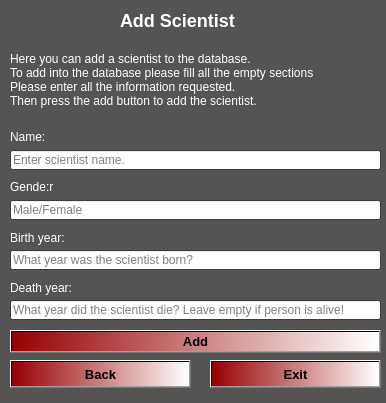
Qt form EndurvinnslustöðATeam/Skil3/Ui/addscientist.ui (trunti/verklegtn-m) before a commit.
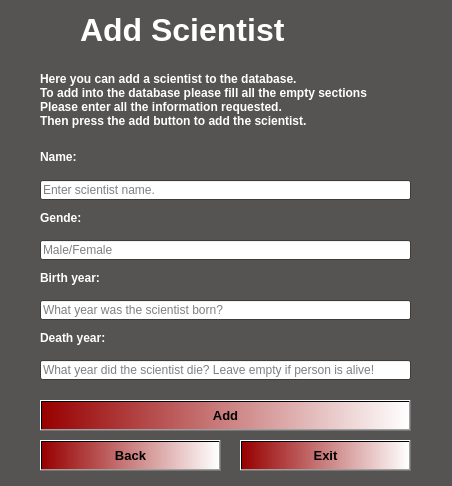
The same form after that commit. Icons and pictures are not drawn.

```diff
--- a/EndurvinnslustöðATeam/Skil3/Ui/addscientist.ui
+++ b/EndurvinnslustöðATeam/Skil3/Ui/addscientist.ui
@@ -6,8 +6,8 @@
    <rect>
     <x>0</x>
     <y>0</y>
-    <width>386</width>
-    <height>403</height>
+    <width>452</width>
+    <height>486</height>
    </rect>
   </property>
   <property name="palette">
@@ -84,12 +84,19 @@
   <widget class="QLabel" name="label">
    <property name="geometry">
     <rect>
-     <x>120</x>
+     <x>80</x>
      <y>10</y>
-     <width>151</width>
-     <height>21</height>
+     <width>281</width>
+     <height>41</height>
     </rect>
    </property>
+   <property name="font">
+    <font>
+     <pointsize>16</pointsize>
+     <weight>75</weight>
+     <bold>true</bold>
+    </font>
+   </property>
    <property name="text">
     <string>&lt;html&gt;&lt;head/&gt;&lt;body&gt;&lt;p&gt;&lt;span style=&quot; font-size:x-large; font-weight:600; color:#ffffff;&quot;&gt;Add Scientist&lt;/span&gt;&lt;/p&gt;&lt;/body&gt;&lt;/html&gt;</string>
    </property>
@@ -97,21 +104,21 @@
   <widget class="QLabel" name="label_2">
    <property name="geometry">
     <rect>
-     <x>10</x>
-     <y>130</y>
+     <x>40</x>
+     <y>150</y>
      <width>47</width>
      <height>13</height>
     </rect>
    </property>
    <property name="text">
-    <string>&lt;html&gt;&lt;head/&gt;&lt;body&gt;&lt;p&gt;&lt;span style=&quot; color:#ffffff;&quot;&gt;Name:&lt;/span&gt;&lt;/p&gt;&lt;/body&gt;&lt;/html&gt;</string>
+    <string>&lt;html&gt;&lt;head/&gt;&lt;body&gt;&lt;p&gt;&lt;span style=&quot; font-weight:600; color:#ffffff;&quot;&gt;Name:&lt;/span&gt;&lt;/p&gt;&lt;/body&gt;&lt;/html&gt;</string>
    </property>
   </widget>
   <widget class="QLineEdit" name="input_name">
    <property name="geometry">
     <rect>
-     <x>10</x>
-     <y>150</y>
+     <x>40</x>
+     <y>180</y>
      <width>371</width>
      <height>20</height>
     </rect>
@@ -123,21 +130,21 @@
   <widget class="QLabel" name="label_3">
    <property name="geometry">
     <rect>
-     <x>10</x>
-     <y>180</y>
-     <width>47</width>
-     <height>13</height>
+     <x>40</x>
+     <y>210</y>
+     <width>61</width>
+     <height>16</height>
     </rect>
    </property>
    <property name="text">
-    <string>&lt;html&gt;&lt;head/&gt;&lt;body&gt;&lt;p&gt;&lt;span style=&quot; color:#ffffff;&quot;&gt;Gende:r&lt;/span&gt;&lt;/p&gt;&lt;/body&gt;&lt;/html&gt;</string>
+    <string>&lt;html&gt;&lt;head/&gt;&lt;body&gt;&lt;p&gt;&lt;span style=&quot; font-weight:600; color:#ffffff;&quot;&gt;Gende:&lt;/span&gt;&lt;/p&gt;&lt;/body&gt;&lt;/html&gt;</string>
    </property>
   </widget>
   <widget class="QLineEdit" name="input_gender">
    <property name="geometry">
     <rect>
-     <x>10</x>
-     <y>200</y>
+     <x>40</x>
+     <y>240</y>
      <width>371</width>
      <height>20</height>
     </rect>
@@ -152,21 +159,21 @@
   <widget class="QLabel" name="label_4">
    <property name="geometry">
     <rect>
-     <x>10</x>
-     <y>230</y>
+     <x>40</x>
+     <y>270</y>
      <width>221</width>
      <height>16</height>
     </rect>
    </property>
    <property name="text">
-    <string>&lt;html&gt;&lt;head/&gt;&lt;body&gt;&lt;p&gt;&lt;span style=&quot; color:#ffffff;&quot;&gt;Birth year:&lt;/span&gt;&lt;/p&gt;&lt;/body&gt;&lt;/html&gt;</string>
+    <string>&lt;html&gt;&lt;head/&gt;&lt;body&gt;&lt;p&gt;&lt;span style=&quot; font-weight:600; color:#ffffff;&quot;&gt;Birth year:&lt;/span&gt;&lt;/p&gt;&lt;/body&gt;&lt;/html&gt;</string>
    </property>
   </widget>
   <widget class="QLineEdit" name="input_birth_year">
    <property name="geometry">
     <rect>
-     <x>10</x>
-     <y>250</y>
+     <x>40</x>
+     <y>300</y>
      <width>371</width>
      <height>20</height>
     </rect>
@@ -178,21 +185,21 @@
   <widget class="QLabel" name="label_5">
    <property name="geometry">
     <rect>
-     <x>10</x>
-     <y>280</y>
+     <x>40</x>
+     <y>330</y>
      <width>141</width>
      <height>16</height>
     </rect>
    </property>
    <property name="text">
-    <string>&lt;html&gt;&lt;head/&gt;&lt;body&gt;&lt;p&gt;&lt;span style=&quot; color:#ffffff;&quot;&gt;Death year:&lt;/span&gt;&lt;/p&gt;&lt;/body&gt;&lt;/html&gt;</string>
+    <string>&lt;html&gt;&lt;head/&gt;&lt;body&gt;&lt;p&gt;&lt;span style=&quot; font-weight:600; color:#ffffff;&quot;&gt;Death year:&lt;/span&gt;&lt;/p&gt;&lt;/body&gt;&lt;/html&gt;</string>
    </property>
   </widget>
   <widget class="QLineEdit" name="input_death_year">
    <property name="geometry">
     <rect>
-     <x>10</x>
-     <y>300</y>
+     <x>40</x>
+     <y>360</y>
      <width>371</width>
      <height>20</height>
     </rect>
@@ -204,10 +211,10 @@
   <widget class="QPushButton" name="pushButton_add">
    <property name="geometry">
     <rect>
-     <x>10</x>
-     <y>330</y>
+     <x>40</x>
+     <y>400</y>
      <width>371</width>
-     <height>23</height>
+     <height>31</height>
     </rect>
    </property>
    <property name="font">
@@ -225,26 +232,13 @@
     <string>Add</string>
    </property>
   </widget>
-  <widget class="QLabel" name="error_name">
-   <property name="geometry">
-    <rect>
-     <x>180</x>
-     <y>30</y>
-     <width>201</width>
-     <height>16</height>
-    </rect>
-   </property>
-   <property name="text">
-    <string/>
-   </property>
-  </widget>
   <widget class="QLabel" name="error_gender">
    <property name="geometry">
     <rect>
-     <x>180</x>
-     <y>80</y>
-     <width>201</width>
-     <height>16</height>
+     <x>240</x>
+     <y>210</y>
+     <width>171</width>
+     <height>20</height>
     </rect>
    </property>
    <property name="text">
@@ -254,10 +248,10 @@
   <widget class="QLabel" name="error_yearB">
    <property name="geometry">
     <rect>
-     <x>180</x>
-     <y>130</y>
-     <width>201</width>
-     <height>16</height>
+     <x>240</x>
+     <y>270</y>
+     <width>171</width>
+     <height>20</height>
     </rect>
    </property>
    <property name="text">
@@ -267,22 +261,9 @@
   <widget class="QLabel" name="error_yearD">
    <property name="geometry">
     <rect>
-     <x>180</x>
-     <y>180</y>
-     <width>201</width>
-     <height>16</height>
-    </rect>
-   </property>
-   <property name="text">
-    <string/>
-   </property>
-  </widget>
-  <widget class="QLabel" name="input_text">
-   <property name="geometry">
-    <rect>
-     <x>10</x>
-     <y>230</y>
-     <width>391</width>
+     <x>240</x>
+     <y>330</y>
+     <width>161</width>
      <height>20</height>
     </rect>
    </property>
@@ -293,23 +274,23 @@
   <widget class="QLabel" name="label_6">
    <property name="geometry">
     <rect>
-     <x>10</x>
-     <y>40</y>
-     <width>341</width>
+     <x>40</x>
+     <y>60</y>
+     <width>381</width>
      <height>81</height>
     </rect>
    </property>
    <property name="text">
-    <string>&lt;html&gt;&lt;head/&gt;&lt;body&gt;&lt;p&gt;&lt;span style=&quot; color:#ffffff;&quot;&gt;Here you can add a scientist to the database.&lt;br/&gt;To add into the database please fill all the empty sections &lt;br/&gt;Please enter all the information requested.&lt;br/&gt;Then press the add button to add the scientist.&lt;/span&gt;&lt;/p&gt;&lt;/body&gt;&lt;/html&gt;</string>
+    <string>&lt;html&gt;&lt;head/&gt;&lt;body&gt;&lt;p&gt;&lt;span style=&quot; font-weight:600; color:#ffffff;&quot;&gt;Here you can add a scientist to the database.&lt;br/&gt;To add into the database please fill all the empty sections &lt;br/&gt;Please enter all the information requested.&lt;br/&gt;Then press the add button to add the scientist.&lt;/span&gt;&lt;/p&gt;&lt;/body&gt;&lt;/html&gt;</string>
    </property>
   </widget>
   <widget class="QPushButton" name="Button_back">
    <property name="geometry">
     <rect>
-     <x>10</x>
-     <y>360</y>
+     <x>40</x>
+     <y>440</y>
      <width>181</width>
-     <height>28</height>
+     <height>31</height>
     </rect>
    </property>
    <property name="font">
@@ -329,10 +310,10 @@
   <widget class="QPushButton" name="Button_exit">
    <property name="geometry">
     <rect>
-     <x>210</x>
-     <y>360</y>
+     <x>240</x>
+     <y>440</y>
      <width>171</width>
-     <height>28</height>
+     <height>31</height>
     </rect>
    </property>
    <property name="font">
@@ -349,6 +330,19 @@
     <string>Exit</string>
    </property>
   </widget>
+  <widget class="QLabel" name="error_name">
+   <property name="geometry">
+    <rect>
+     <x>240</x>
+     <y>150</y>
+     <width>151</width>
+     <height>20</height>
+    </rect>
+   </property>
+   <property name="text">
+    <string/>
+   </property>
+  </widget>
  </widget>
  <resources>
   <include location="../resource.qrc"/>
```
